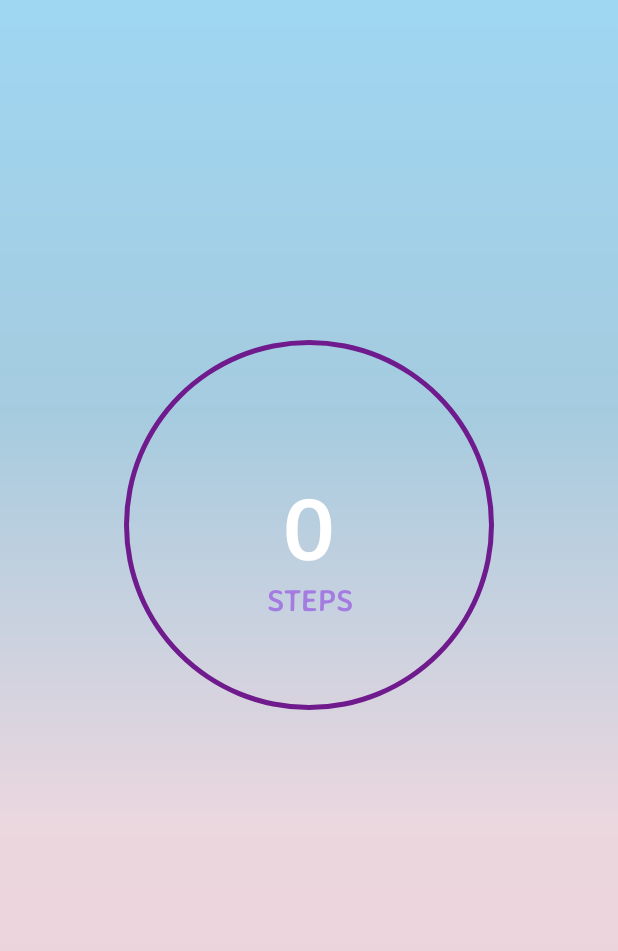
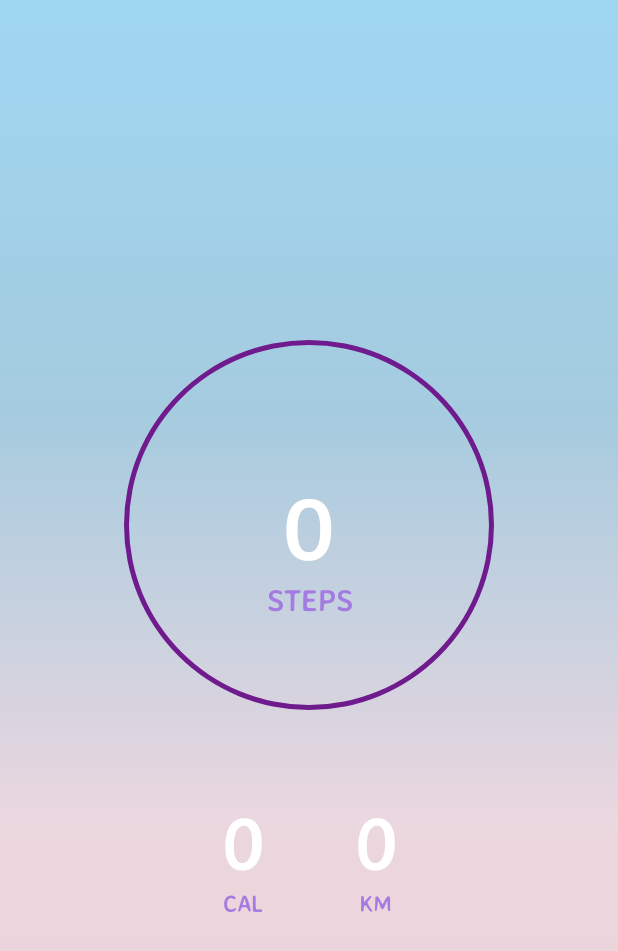
Before and after one commit to Faria-Binte-Kader/Thrive, an Android app: the Pedometer screen opened directly, with no data from a screen before it, on a phone screen of 412 x 824 dp. Shown: the top 951 px of the screen. Run offline under Robolectric (Android 15) with nearby library versions, the phone set to English and light mode, and no system bars; our stand-ins replace Firebase (no records; nobody signed in at launch, a user with empty details on screens opened directly).

Commit message:
Calorie and distance count added

```diff
--- a/app/src/main/res/layout/activity_pedometer.xml
+++ b/app/src/main/res/layout/activity_pedometer.xml
@@ -61,4 +61,76 @@
 
     </RelativeLayout>
 
+    <LinearLayout
+        android:layout_width="wrap_content"
+        android:layout_height="wrap_content"
+        android:orientation="horizontal"
+        android:layout_gravity="center">
+
+        <LinearLayout
+            android:layout_width="wrap_content"
+            android:layout_height="wrap_content"
+            android:orientation="vertical"
+            android:padding="30dp"
+            android:layout_gravity="center">
+
+            <TextView
+                android:id="@+id/textViewCalorie"
+                android:layout_width="wrap_content"
+                android:layout_height="wrap_content"
+                android:layout_gravity="center"
+                android:text="0"
+                android:textStyle="bold"
+                android:textAlignment="center"
+                android:fontFamily="@font/averiasanslibre_light"
+                android:textColor="@color/white"
+                android:textSize="50dp"/>
+
+            <TextView
+                android:layout_width="wrap_content"
+                android:layout_height="wrap_content"
+                android:layout_gravity="center"
+                android:text="CAL"
+                android:textStyle="bold"
+                android:textAlignment="center"
+                android:fontFamily="@font/averiasanslibre_light"
+                android:textColor="@color/purple_200"
+                android:textSize="15dp"/>
+
+        </LinearLayout>
+
+        <LinearLayout
+            android:layout_width="wrap_content"
+            android:layout_height="wrap_content"
+            android:orientation="vertical"
+            android:padding="30dp"
+            android:layout_gravity="center">
+
+            <TextView
+                android:id="@+id/textViewDistance"
+                android:layout_width="wrap_content"
+                android:layout_height="wrap_content"
+                android:layout_gravity="center"
+                android:text="0"
+                android:textStyle="bold"
+                android:textAlignment="center"
+                android:fontFamily="@font/averiasanslibre_light"
+                android:textColor="@color/white"
+                android:textSize="50dp"/>
+
+            <TextView
+                android:layout_width="wrap_content"
+                android:layout_height="wrap_content"
+                android:layout_gravity="center"
+                android:text="KM"
+                android:textStyle="bold"
+                android:textAlignment="center"
+                android:fontFamily="@font/averiasanslibre_light"
+                android:textColor="@color/purple_200"
+                android:textSize="15dp"/>
+
+        </LinearLayout>
+
+    </LinearLayout>
+
 </LinearLayout>
```
